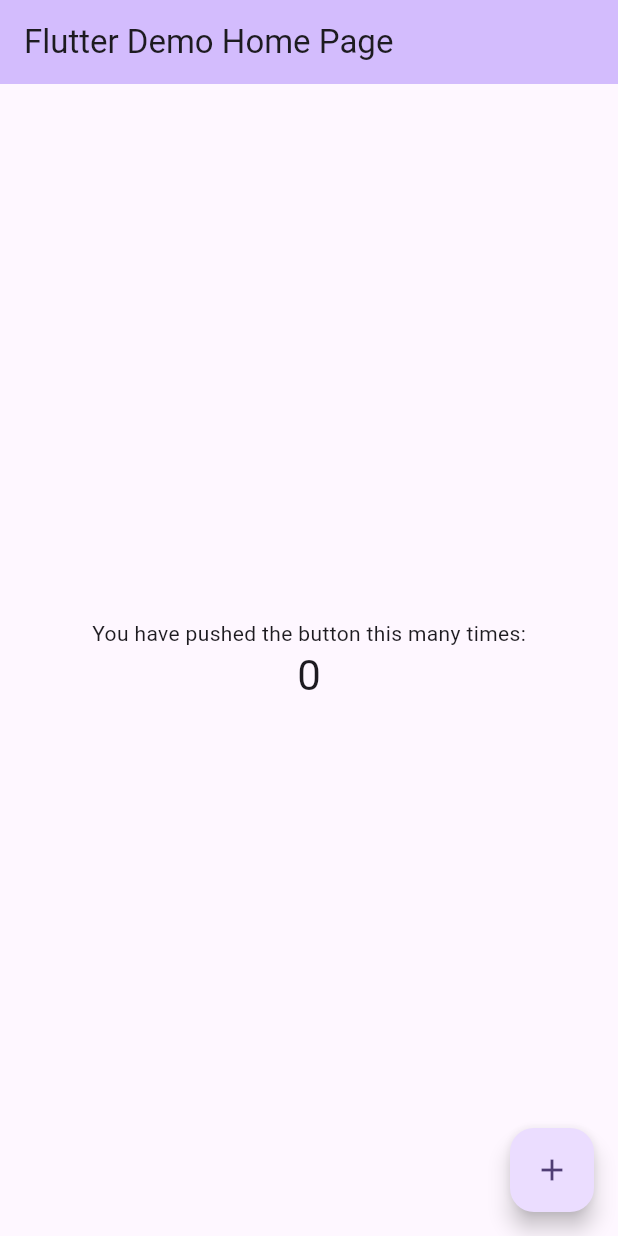
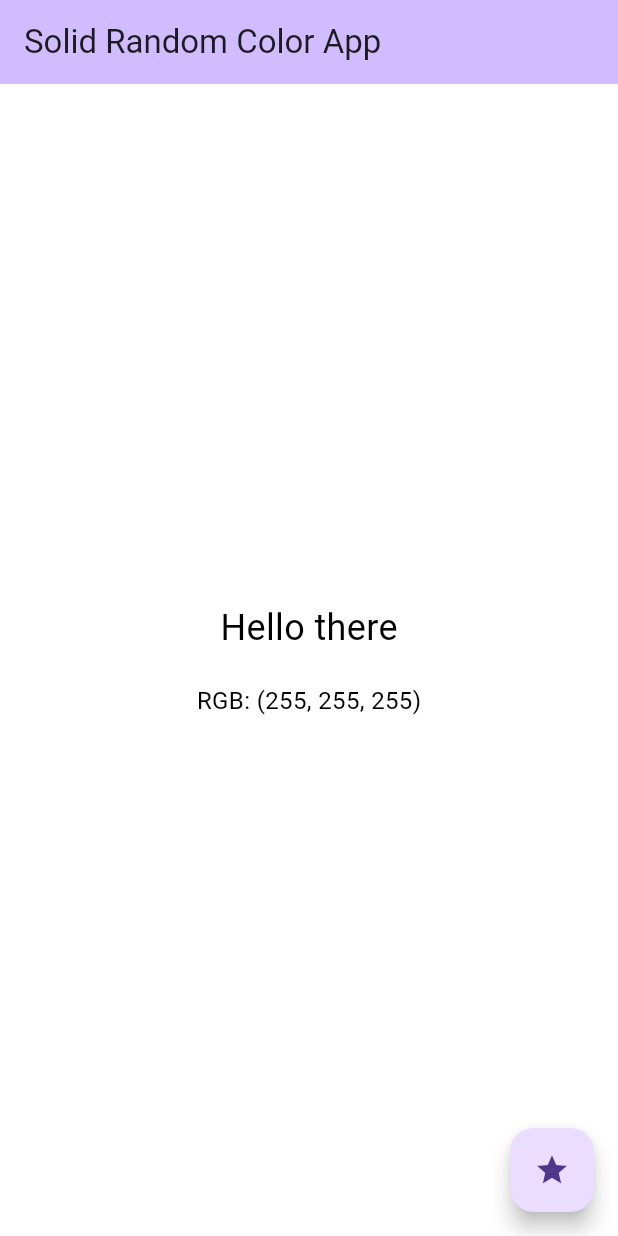
Before and after one commit to diopisemou/solid_color_test, a Flutter app: the screen it shows after launch, on a phone screen of 412 x 824 dp. Run offline on Flutter 3.47's test engine with Material 3 defaults, Android fonts, the phone set to English and light mode, and no system bars.

Commit message:
initial random color app with simple tests and some improvements to color generation

```diff
--- a/lib/main.dart
+++ b/lib/main.dart
@@ -1,125 +1,116 @@
+import 'dart:math';
 import 'package:flutter/material.dart';
 
 void main() {
-  runApp(const MyApp());
+  runApp(const SolidRandomColorApp());
 }
 
-class MyApp extends StatelessWidget {
-  const MyApp({super.key});
+// SolidRandomColorApp class
+class SolidRandomColorApp extends StatelessWidget {
+  const SolidRandomColorApp({super.key});
 
-  // This widget is the root of your application.
   @override
-  Widget build(BuildContext context) {
-    return MaterialApp(
-      title: 'Flutter Demo',
-      theme: ThemeData(
-        // This is the theme of your application.
-        //
-        // TRY THIS: Try running your application with "flutter run". You'll see
-        // the application has a purple toolbar. Then, without quitting the app,
-        // try changing the seedColor in the colorScheme below to Colors.green
-        // and then invoke "hot reload" (save your changes or press the "hot
-        // reload" button in a Flutter-supported IDE, or press "r" if you used
-        // the command line to start the app).
-        //
-        // Notice that the counter didn't reset back to zero; the application
-        // state is not lost during the reload. To reset the state, use hot
-        // restart instead.
-        //
-        // This works for code too, not just values: Most code changes can be
-        // tested with just a hot reload.
-        colorScheme: ColorScheme.fromSeed(seedColor: Colors.deepPurple),
-        useMaterial3: true,
-      ),
-      home: const MyHomePage(title: 'Flutter Demo Home Page'),
+  Widget build(BuildContext context) => MaterialApp(
+        title: 'Solid Random Color App',
+        theme: ThemeData(primarySwatch: Colors.blue,
+        useMaterial3: true,),
+        home: const ColorChangingScreen(title: 'Solid Random Color App'),
       );
 }
+
+// ColorChangingScreen class
+class ColorChangingScreen extends StatefulWidget {
+  const ColorChangingScreen({required this.title, super.key});
+
+  //Title property for the color changing page
+  final String title;
+  @override
+  State<ColorChangingScreen> createState() => _ColorChangingScreenState();
 }
 
-class MyHomePage extends StatefulWidget {
-  const MyHomePage({super.key, required this.title});
+class _ColorChangingScreenState extends State<ColorChangingScreen> {
+  static const int _maxColorValue = 256;
+  static String _greetMessage = 'Hello there';
+  Color _backgroundColor = Colors.white;
 
-  // This widget is the home page of your application. It is stateful, meaning
-  // that it has a State object (defined below) that contains fields that affect
-  // how it looks.
-
-  // This class is the configuration for the state. It holds the values (in this
-  // case the title) provided by the parent (in this case the App widget) and
-  // used by the build method of the State. Fields in a Widget subclass are
-  // always marked "final".
-
-  final String title;
-
-  @override
-  State<MyHomePage> createState() => _MyHomePageState();
+// Helper function to change the background color
+  void _changeBackgroundColor() {
+    setState(() {
+      _backgroundColor = _generateRandomColor();
+    });
   }
 
-class _MyHomePageState extends State<MyHomePage> {
-  int _counter = 0;
+  // Generate a random color using RGB values
+  Color _generateRandomColor() {
+    final random = Random();
 
-  void _incrementCounter() {
+    return Color.fromRGBO(
+      random.nextInt(_maxColorValue),
+      random.nextInt(_maxColorValue),
+      random.nextInt(_maxColorValue),
+      1,
+    );
+  }
+
+  // Determine text color based on background brightness for better contrast
+  Color _getTextColor(Color backgroundColor) =>
+      backgroundColor.computeLuminance() > 0.5 ? Colors.black : Colors.white;
+
+    void _clickForSurprise() {
     setState(() {
       // This call to setState tells the Flutter framework that something has
       // changed in this State, which causes it to rerun the build method below
       // so that the display can reflect the updated values. If we changed
       // _counter without calling setState(), then the build method would not be
       // called again, and so nothing would appear to happen.
-      _counter++;
+      _greetMessage = 'Surprise! A new color has appeared.';
+      _backgroundColor = _generateRandomColor();
     });
   }
 
   @override
-  Widget build(BuildContext context) {
-    // This method is rerun every time setState is called, for instance as done
-    // by the _incrementCounter method above.
-    //
-    // The Flutter framework has been optimized to make rerunning build methods
-    // fast, so that you can just rebuild anything that needs updating rather
-    // than having to individually change instances of widgets.
-    return Scaffold(
+  Widget build(BuildContext context) => GestureDetector(
+        onTap: _changeBackgroundColor,
+        child: Scaffold(
           appBar: AppBar(
           // TRY THIS: Try changing the color here to a specific color (to
           // Colors.amber, perhaps?) and trigger a hot reload to see the AppBar
           // change color while the other colors stay the same.
           backgroundColor: Theme.of(context).colorScheme.inversePrimary,
-        // Here we take the value from the MyHomePage object that was created by
-        // the App.build method, and use it to set our appbar title.
+          // Here we take the value from the MyHomePage object that was created
+          // by the App.build method, and use it to set our appbar title.
           title: Text(widget.title),
         ),
+          backgroundColor: _backgroundColor,
           body: Center(
-        // Center is a layout widget. It takes a single child and positions it
-        // in the middle of the parent.
+
             child: Column(
-          // Column is also a layout widget. It takes a list of children and
-          // arranges them vertically. By default, it sizes itself to fit its
-          // children horizontally, and tries to be as tall as its parent.
-          //
-          // Column has various properties to control how it sizes itself and
-          // how it positions its children. Here we use mainAxisAlignment to
-          // center the children vertically; the main axis here is the vertical
-          // axis because Columns are vertical (the cross axis would be
-          // horizontal).
-          //
-          // TRY THIS: Invoke "debug painting" (choose the "Toggle Debug Paint"
-          // action in the IDE, or press "p" in the console), to see the
-          // wireframe for each widget.
               mainAxisAlignment: MainAxisAlignment.center,
-          children: <Widget>[
-            const Text(
-              'You have pushed the button this many times:',
+              children: [
+                Text(
+                  _greetMessage,
+                  style: TextStyle(
+                    fontSize: 24,
+                    color: _getTextColor(_backgroundColor),
                   ),
+                ),
+                const SizedBox(height: 20),
                 Text(
-              '$_counter',
-              style: Theme.of(context).textTheme.headlineMedium,
+                  'RGB: (${_backgroundColor.red}, '
+                  '${_backgroundColor.green}, ${_backgroundColor.blue})',
+                  style: TextStyle(
+                    fontSize: 16,
+                    color: _getTextColor(_backgroundColor),
+                  ),
                 ),
               ],
             ),
           ),
       floatingActionButton: FloatingActionButton(
-        onPressed: _incrementCounter,
-        tooltip: 'Increment',
-        child: const Icon(Icons.add),
-      ), // This trailing comma makes auto-formatting nicer for build methods.
+        onPressed: _clickForSurprise,
+        tooltip: 'Click for a surprise',
+        child: const Icon(Icons.star),
+      ),
+        ),
       );
 }
-}
```
Also changed, not shown: pubspec.yaml (+8 -10 lines), .idx/integrations.json (added), 2 other files. Lines whose indentation alone changed are shown as unchanged.
